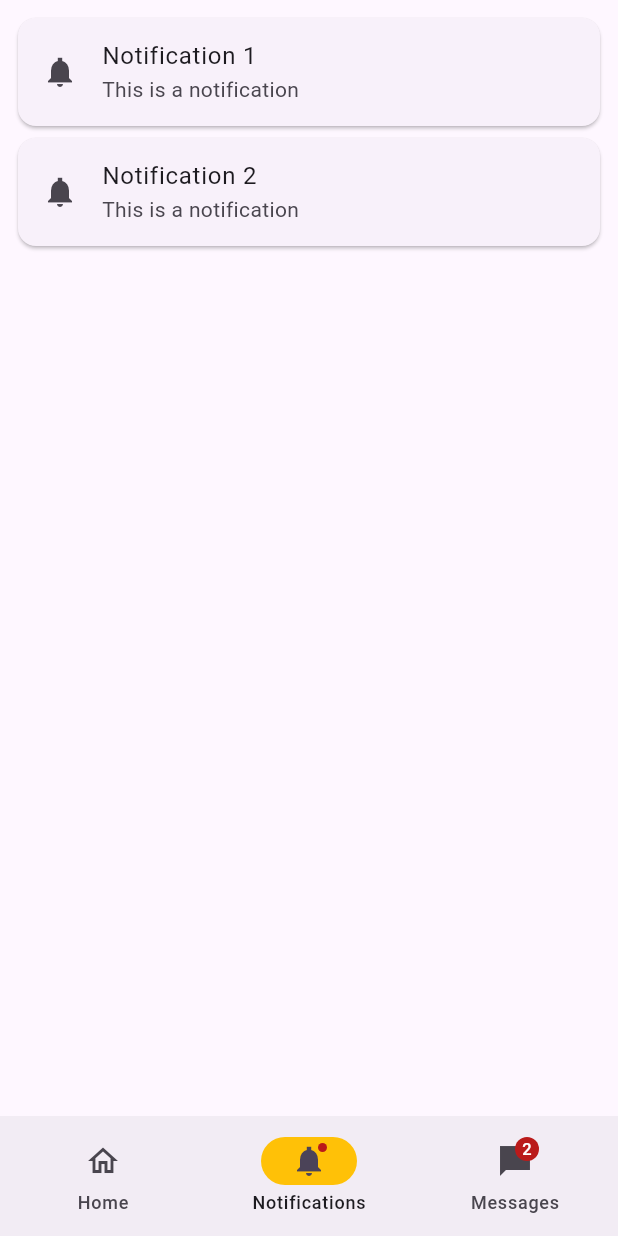
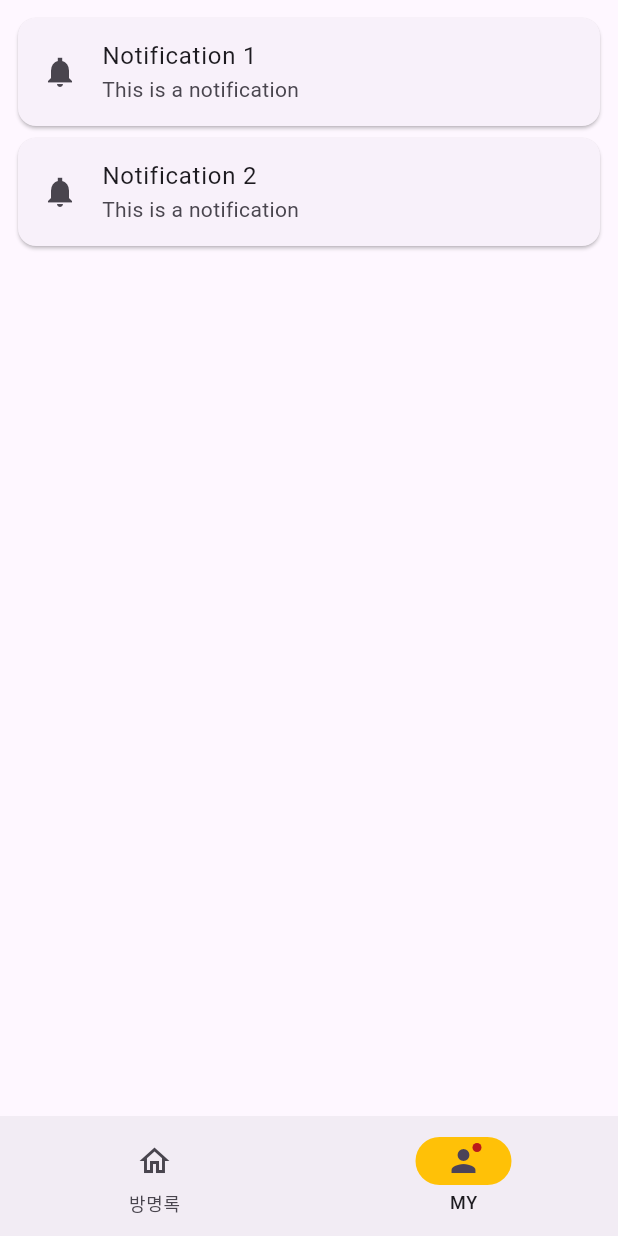
Before and after one commit to Eechul/my_guest_book_app, a Flutter app: the screen it shows after launch, item 2 of the bottom bar chosen, on a phone screen of 412 x 824 dp. Run offline on Flutter 3.47's test engine with Material 3 defaults, Android fonts, the light colour scheme and no system bars; statements that could not run were skipped.

Commit message:
네비게이션 필요하지 않은것 정리

```diff
--- a/lib/page/navigation/navigation.dart
+++ b/lib/page/navigation/navigation.dart
@@ -1,6 +1,5 @@
 import 'package:flutter/material.dart';
-
-import '../feed/feed.dart';
+import '../guestbook/guestbook.dart';
 
 class NavigationPage extends StatefulWidget {
   const NavigationPage({super.key});
@@ -28,24 +27,21 @@ class _NavigationPageState extends State<NavigationPage> {
           NavigationDestination(
             selectedIcon: Icon(Icons.home),
             icon: Icon(Icons.home_outlined),
-            label: 'Home',
+            label: '방명록',
           ),
+          // NavigationDestination(
+          //   icon: Badge(child: Icon(Icons.notifications_sharp)),
+          //   label: '??',
+          // ),
           NavigationDestination(
-            icon: Badge(child: Icon(Icons.notifications_sharp)),
-            label: 'Notifications',
-          ),
-          NavigationDestination(
-            icon: Badge(
-              label: Text('2'),
-              child: Icon(Icons.messenger_sharp),
-            ),
-            label: 'Messages',
+            icon: Badge(child: Icon(Icons.person)),
+            label: 'MY',
           ),
         ],
       ),
       body: <Widget>[
         /// Feed page
-        const FeedPage(),
+        const GuestbookPage(),
         /// Notifications page
         const Padding(
           padding: EdgeInsets.all(8.0),
```
